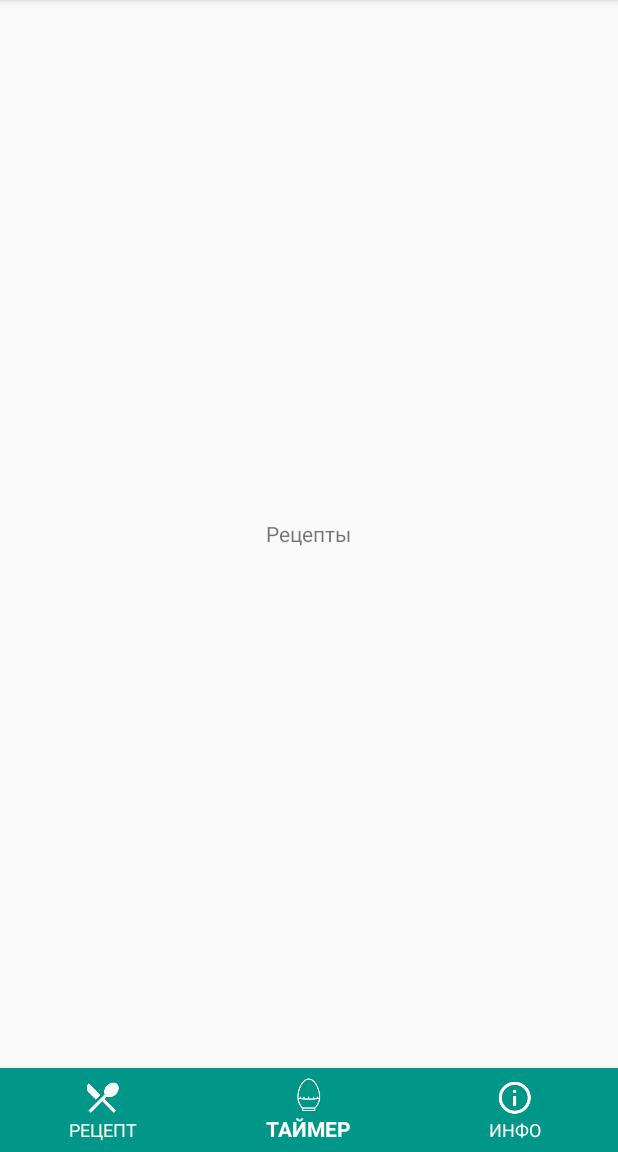
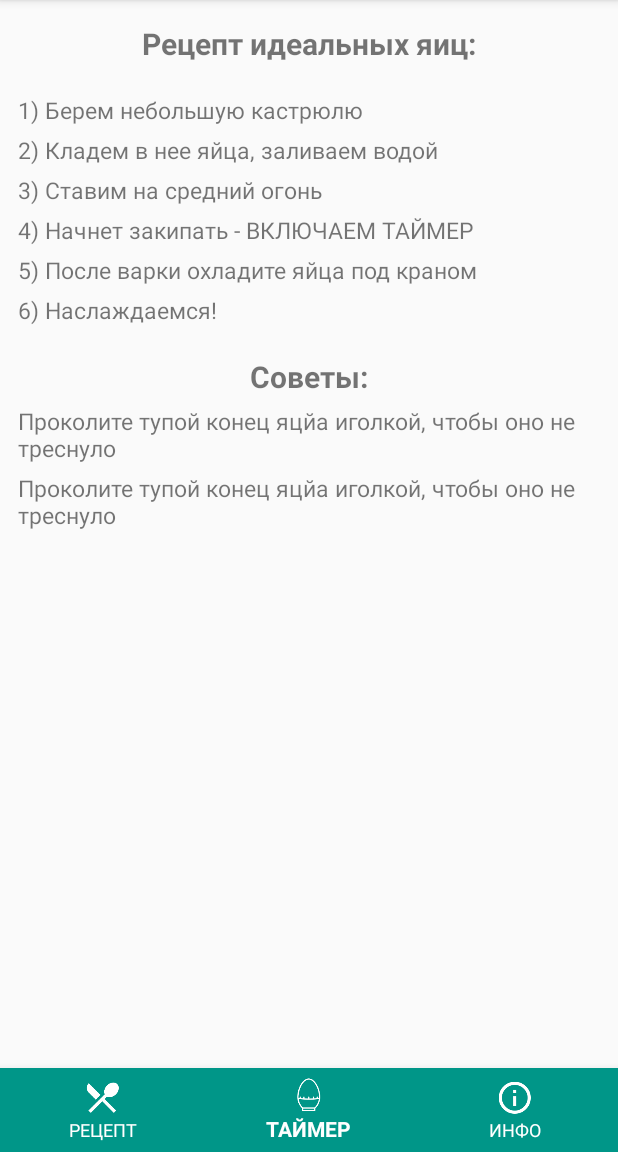
Before and after one commit to Xmstr/IloveEggs, an Android app: the fragment RecipesFragment placed in its activity, on a phone screen of 412 x 824 dp, the part 84-1236 px from its top. Run offline under Robolectric (Android 15) with nearby library versions, the phone set to English and light mode, and no system bars; libraries missing offline, so code that uses them is left out: mehdi.sakout.fancybuttons; 2 statements that could not run were skipped.

Commit message:
added notification added sound on timer finish

```diff
--- a/app/src/main/java/com/xmstr/iloveeggs/Fragments/TimerFragment.java
+++ b/app/src/main/java/com/xmstr/iloveeggs/Fragments/TimerFragment.java
@@ -11,7 +11,6 @@ import android.util.Log;
 import android.view.LayoutInflater;
 import android.view.View;
 import android.view.ViewGroup;
-import android.widget.Button;
 import android.widget.ImageView;
 import android.widget.SeekBar;
 import android.widget.TextView;
@@ -156,9 +155,13 @@ public class TimerFragment extends Fragment {
 
                 @Override
                 public void onFinish() {
-                    timerCallbacks.onTimerFinished();
+                    Log.i("TIMER", "Timer finished");
+                    timerCallbacks.startVibration();
+                    timerCallbacks.playSound();
+                    timerCallbacks.showNotification();
+                    Log.i("TIMER", "Sound played");
+                    timerCallbacks.showNotification();
                     timerPrevTextView.setText(R.string.timer_prev_text_finish);
-                    Log.i("TIMER", "Timer finished");
                     resetTimer();
                 }
             }.start();
--- a/app/src/main/java/com/xmstr/iloveeggs/MainActivity.java
+++ b/app/src/main/java/com/xmstr/iloveeggs/MainActivity.java
@@ -1,7 +1,11 @@
 package com.xmstr.iloveeggs;
 
+import android.app.NotificationManager;
+import android.app.PendingIntent;
+import android.content.Context;
 import android.content.Intent;
 import android.content.SharedPreferences;
+import android.media.MediaPlayer;
 import android.os.Bundle;
 import android.os.Vibrator;
 import android.preference.PreferenceManager;
@@ -9,24 +13,27 @@ import android.support.annotation.NonNull;
 import android.support.design.widget.BottomNavigationView;
 import android.support.v4.app.Fragment;
 import android.support.v4.app.FragmentManager;
+import android.support.v4.app.NotificationCompat;
 import android.support.v7.app.AppCompatActivity;
 import android.util.Log;
 import android.view.MenuItem;
-import android.widget.Toast;
 
 import com.xmstr.iloveeggs.Fragments.InfoFragment;
 import com.xmstr.iloveeggs.Fragments.RecipesFragment;
 import com.xmstr.iloveeggs.Fragments.TimerFragment;
 import com.xmstr.iloveeggs.interfaces.TimerCallbacks;
 
-public class MainActivity extends AppCompatActivity implements TimerCallbacks{
+public class MainActivity extends AppCompatActivity implements TimerCallbacks {
 
     public static final String KEY_CURRENT_ID = "key:currentId";
+    private static final int NOTIFY_ID = 1;
 
     BottomNavigationView navigation;
     private TimerFragment mTimerFragment;
     private RecipesFragment mRecipesFragment;
     private InfoFragment mInfoFragment;
+    MediaPlayer mPlayer;
+    private boolean isAppRunning;
 
     //private static String fragmentTag = "fragment";
 
@@ -71,6 +78,11 @@ public class MainActivity extends AppCompatActivity implements TimerCallbacks{
         navigation = findViewById(R.id.navigation_bar);
         navigation.setOnNavigationItemSelectedListener(mOnNavigationItemSelectedListener);
         navigation.setSelectedItemId(currentId);
+
+        // PREPARING MEDIAPLAYER
+
+        mPlayer = MediaPlayer.create(this, R.raw.ring);
+
     }
 
     @Override
@@ -130,12 +142,12 @@ public class MainActivity extends AppCompatActivity implements TimerCallbacks{
         }
     };
 
+
     @Override
-    public void onTimerFinished() {
-        Toast.makeText(this, "123", Toast.LENGTH_SHORT).show();
-        Vibrator vibrator = (Vibrator) getSystemService(this.VIBRATOR_SERVICE);
-        if (vibrator.hasVibrator()) {
-            Log.i("Vibrator","Starting vibration");
+    public void startVibration() {
+        Vibrator vibrator = (Vibrator) getSystemService(VIBRATOR_SERVICE);
+        if (vibrator != null && vibrator.hasVibrator()) {
+            Log.i("Vibrator", "Starting vibration");
             vibrator.vibrate(2000); // for 2 sec
         }
 
@@ -143,6 +155,40 @@ public class MainActivity extends AppCompatActivity implements TimerCallbacks{
 
     @Override
     public void showNotification() {
+        if (!isAppRunning) {
+            Intent notificationIntent = new Intent(this, MainActivity.class);
+            PendingIntent contentIntent = PendingIntent.getActivity(this,
+                    0,
+                    notificationIntent, PendingIntent.FLAG_CANCEL_CURRENT);
+            @SuppressWarnings
+                    ("deprecation") NotificationCompat.Builder builder = new NotificationCompat.Builder(this);
+            builder.setContentIntent(contentIntent)
+                    .setSmallIcon(R.drawable.ic_egg_timer)
+                    .setContentTitle(getString(R.string.notification_finish_title_text))
+                    .setContentText(getString(R.string.notification_finish_content_text))
+                    .setAutoCancel(true);
+            NotificationManager notificationManager = (NotificationManager) getSystemService(Context.NOTIFICATION_SERVICE);
+            if (notificationManager != null) {
+                notificationManager.notify(NOTIFY_ID, builder.build());
+            }
+        }
+    }
+
+    @Override
+    public void playSound() {
+        mPlayer.start();
 
     }
+
+    @Override
+    protected void onStart() {
+        super.onStart();
+        isAppRunning = true;
+    }
+
+    @Override
+    protected void onStop() {
+        super.onStop();
+        isAppRunning = false;
+    }
 }
--- a/app/src/main/java/com/xmstr/iloveeggs/interfaces/TimerCallbacks.java
+++ b/app/src/main/java/com/xmstr/iloveeggs/interfaces/TimerCallbacks.java
@@ -5,6 +5,7 @@ package com.xmstr.iloveeggs.interfaces;
  */
 
 public interface TimerCallbacks {
-    void onTimerFinished();
+    void startVibration();
     void showNotification();
+    void playSound();
 }
--- a/app/src/main/res/layout/recipes_fragmet_layout.xml
+++ b/app/src/main/res/layout/recipes_fragmet_layout.xml
@@ -3,10 +3,101 @@
     android:layout_width="match_parent" android:layout_height="match_parent">
 
     <TextView
-        android:id="@+id/textView_recipes"
+        android:id="@+id/textView"
         android:layout_width="wrap_content"
         android:layout_height="wrap_content"
+        android:layout_alignParentTop="true"
         android:layout_centerHorizontal="true"
-        android:layout_centerVertical="true"
-        android:text="Рецепты" />
+        android:layout_marginTop="15dp"
+        android:text="Рецепт идеальных яиц:"
+        android:textSize="20sp"
+        android:textStyle="bold" />
+
+    <TextView
+        android:id="@+id/textView2"
+        android:layout_width="wrap_content"
+        android:layout_height="wrap_content"
+        android:layout_alignParentStart="true"
+        android:layout_below="@+id/textView"
+        android:layout_marginStart="12dp"
+        android:layout_marginTop="20dp"
+        android:textSize="15sp"
+        android:text="1) Берем небольшую кастрюлю" />
+
+    <TextView
+        android:id="@+id/textView3"
+        android:layout_width="wrap_content"
+        android:layout_height="wrap_content"
+        android:layout_alignStart="@+id/textView2"
+        android:layout_below="@+id/textView2"
+        android:layout_marginTop="5dp"
+        android:textSize="15sp"
+        android:text="2) Кладем в нее яйца, заливаем водой" />
+    <TextView
+        android:id="@+id/textView4"
+        android:layout_width="wrap_content"
+        android:layout_height="wrap_content"
+        android:layout_alignStart="@+id/textView2"
+        android:layout_below="@+id/textView3"
+        android:layout_marginTop="5dp"
+        android:textSize="15sp"
+        android:text="3) Ставим на средний огонь" />
+    <TextView
+        android:id="@+id/textView5"
+        android:layout_width="wrap_content"
+        android:layout_height="wrap_content"
+        android:layout_alignStart="@+id/textView2"
+        android:layout_below="@+id/textView4"
+        android:layout_marginTop="5dp"
+        android:textSize="15sp"
+        android:text="4) Начнет закипать - ВКЛЮЧАЕМ ТАЙМЕР" />
+    <TextView
+        android:id="@+id/textView6"
+        android:layout_width="wrap_content"
+        android:layout_height="wrap_content"
+        android:layout_alignStart="@+id/textView2"
+        android:layout_below="@+id/textView5"
+        android:layout_marginTop="5dp"
+        android:textSize="15sp"
+        android:text="5) После варки охладите яйца под краном" />
+    <TextView
+        android:id="@+id/textView7"
+        android:layout_width="wrap_content"
+        android:layout_height="wrap_content"
+        android:layout_alignStart="@+id/textView2"
+        android:layout_below="@+id/textView6"
+        android:layout_marginTop="5dp"
+        android:textSize="15sp"
+        android:text="6) Наслаждаемся!" />
+
+    <TextView
+        android:id="@+id/textView8"
+        android:layout_width="wrap_content"
+        android:layout_height="wrap_content"
+        android:layout_below="@+id/textView7"
+        android:layout_centerHorizontal="true"
+        android:layout_marginTop="20dp"
+        android:text="Советы:"
+        android:textSize="20sp"
+        android:textStyle="bold" />
+
+    <TextView
+        android:id="@+id/textView9"
+        android:layout_width="wrap_content"
+        android:layout_height="wrap_content"
+        android:layout_alignStart="@+id/textView7"
+        android:layout_below="@+id/textView8"
+        android:layout_marginTop="5dp"
+        android:textSize="15sp"
+        android:text="Проколите тупой конец яцйа иголкой, чтобы оно не треснуло" />
+    <TextView
+        android:id="@+id/textView10"
+        android:layout_width="wrap_content"
+        android:layout_height="wrap_content"
+        android:layout_alignStart="@+id/textView7"
+        android:layout_below="@+id/textView9"
+        android:layout_marginTop="5dp"
+        android:textSize="15sp"
+        android:text="Проколите тупой конец яцйа иголкой, чтобы оно не треснуло" />
+
 </RelativeLayout>
--- a/app/src/main/res/values/strings.xml
+++ b/app/src/main/res/values/strings.xml
@@ -16,12 +16,14 @@
     <string name="timer_prev_text_reset">Таймер был сброшен</string>
     <string name="timer_prev_text_default">Время варки после закипания:</string>
     <string name="placeholder_text">Placeholder</string>
+    <string name="notification_finish_title_text">Яйца сварились!</string>
+    <string name="notification_finish_content_text">Пора вытаскивать и охлаждать</string>
 
     <string-array name="type_of_cook">
         <item>"Всмятку"</item>
         <item>"В мешочек"</item>
         <item>"Вкрутую</item>
-        <item>"Вкрутую твердо"</item>
+        <item>"Вкрутую +"</item>
     </string-array>
     <string-array name="description_of_cook">
         <item>Приготовленный белок, желток полностью жидкий</item>
```
Also changed, not shown: app/src/main/res/drawable-xxhdpi/egg1_done.png, app/src/main/res/drawable-xxhdpi/egg2_done.png, app/src/main/res/drawable-xxhdpi/egg3_done.png, app/src/main/res/drawable-xxhdpi/egg4_done.png, 1 other file.
